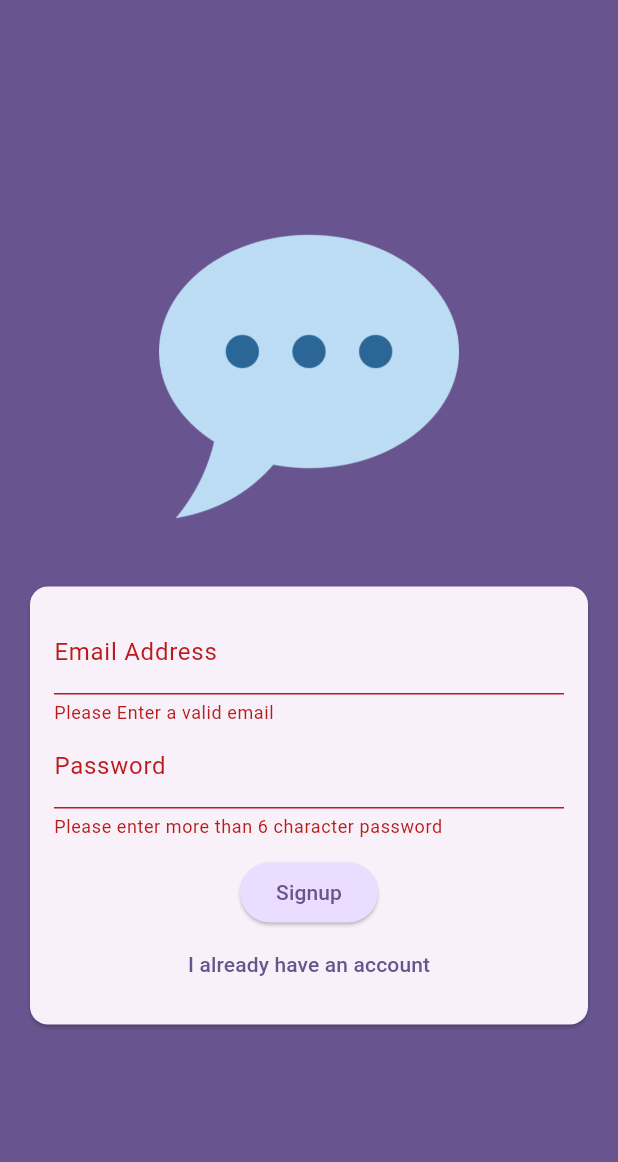
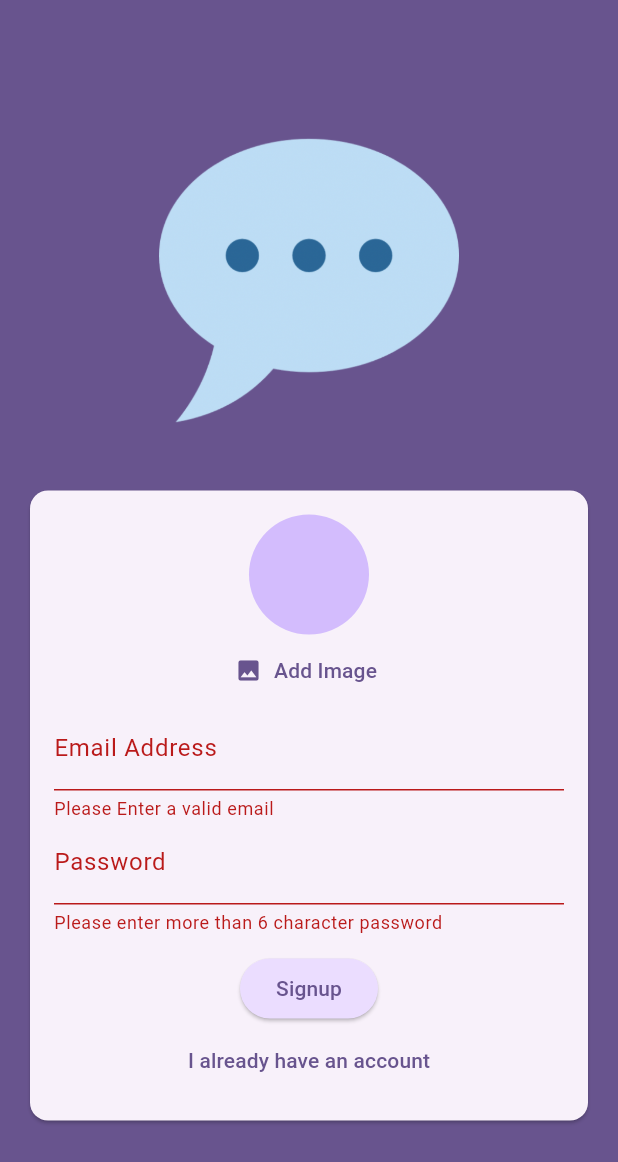
Before and after one commit to Raghav-995/Chat_App, a Flutter app: the screen it shows after launch, after a tap on "Login", after a tap on "Create an Account", on a phone screen of 412 x 824 dp. Shown: the top 1162 px of the screen. Run offline on Flutter 3.47's test engine with Material 3 defaults, Android fonts, the phone set to English and light mode, and no system bars; our stand-ins replace firebase_auth, firebase_core, firebase_storage, image_picker; accounts and stored records are empty.

Commit message:
adding firebase_storage and Image_picker

```diff
--- a/lib/screens/auth.dart
+++ b/lib/screens/auth.dart
@@ -1,4 +1,8 @@
+import 'dart:io';
+
+import 'package:chatapp/widgets/user_image_picker.dart';
 import 'package:firebase_auth/firebase_auth.dart';
+import 'package:firebase_storage/firebase_storage.dart';
 import 'package:flutter/material.dart';
 
 final _firebase = FirebaseAuth.instance;
@@ -13,16 +17,21 @@ class _AuthScreenState extends State<AuthScreen> {
   var _isLogin = true;
   var _enteredEmail = '';
   var _enteredPassword = '';
+  File? _selectedImage;
+  var _isAuthenticating = false;
 
   final _form = GlobalKey<FormState>();
   void _submit() async {
     var isValid = _form.currentState!.validate();
 
-    if (!isValid) {
+    if (!isValid || !_isLogin || _selectedImage == null) {
       return;
     }
     _form.currentState!.save();
     try {
+      setState(() {
+        _isAuthenticating = true;
+      });
       if (_isLogin) {
         final userCredentials = await _firebase.signInWithEmailAndPassword(
             email: _enteredEmail, password: _enteredPassword);
@@ -30,13 +39,20 @@ class _AuthScreenState extends State<AuthScreen> {
       } else {
         final userCredentials = await _firebase.createUserWithEmailAndPassword(
             email: _enteredEmail, password: _enteredPassword);
+        final imageStorage = FirebaseStorage.instance
+            .ref()
+            .child('User_Images')
+            .child('${userCredentials.user!.uid}.jpg');
+        await imageStorage.putFile(_selectedImage!);
+        final imageUrl = await imageStorage.getDownloadURL;
+        print(imageUrl);
         print(userCredentials);
       }
     } on FirebaseAuthMultiFactorException catch (error) {
       if (error.code == 'email-already-in-use') {}
       ScaffoldMessenger.of(context).clearSnackBars();
-      ScaffoldMessenger.of(context).showSnackBar(
-          SnackBar(content: Text(error.code ?? 'Authentication Failed')));
+      ScaffoldMessenger.of(context)
+          .showSnackBar(SnackBar(content: Text(error.code)));
     }
   }
 
@@ -65,6 +81,12 @@ class _AuthScreenState extends State<AuthScreen> {
                       child: Column(
                         mainAxisSize: MainAxisSize.min,
                         children: [
+                          if (!_isLogin)
+                            UserImagePicker(
+                              onPickedImage: (pickedImage) {
+                                _selectedImage = pickedImage;
+                              },
+                            ),
                           TextFormField(
                             decoration: const InputDecoration(
                                 labelText: 'Email Address'),
@@ -99,6 +121,8 @@ class _AuthScreenState extends State<AuthScreen> {
                             },
                           ),
                           const SizedBox(height: 12.0),
+                          if (_isAuthenticating) CircularProgressIndicator(),
+                          if (!_isAuthenticating)
                             ElevatedButton(
                                 style: ElevatedButton.styleFrom(
                                     backgroundColor: Theme.of(context)
@@ -106,6 +130,7 @@ class _AuthScreenState extends State<AuthScreen> {
                                         .primaryContainer),
                                 onPressed: _submit,
                                 child: Text(_isLogin ? 'Login' : 'Signup')),
+                          if (!_isAuthenticating)
                             TextButton(
                                 onPressed: () {
                                   setState(() {
--- /dev/null
+++ b/lib/widgets/user_image_picker.dart
@@ -0,0 +1,54 @@
+import 'dart:io';
+
+import 'package:flutter/material.dart';
+import 'package:image_picker/image_picker.dart';
+
+class UserImagePicker extends StatefulWidget {
+  const UserImagePicker({super.key, required this.onPickedImage});
+  final void Function(File pickedImage) onPickedImage;
+  @override
+  State<UserImagePicker> createState() => _UserImagePickerState();
+}
+
+class _UserImagePickerState extends State<UserImagePicker> {
+  File? _pickedImagePath;
+
+  void _selectImage() async {
+    final pickedImage = await ImagePicker().pickImage(
+      source: ImageSource.camera,
+      maxWidth: 30.0,
+      imageQuality: 50,
+    );
+    if (pickedImage == null) {
+      return;
+    }
+    setState(() {
+      _pickedImagePath = File(pickedImage.path);
+    });
+    widget.onPickedImage(_pickedImagePath!);
+  }
+
+  @override
+  Widget build(context) {
+    return Center(
+      child: Column(
+        children: [
+          CircleAvatar(
+            radius: 40.0,
+            backgroundColor: Theme.of(context).colorScheme.inversePrimary,
+            backgroundImage:
+                _pickedImagePath != null ? FileImage(_pickedImagePath!) : null,
+          ),
+          TextButton.icon(
+            onPressed: _selectImage,
+            label: Text(
+              'Add Image',
+              style: TextStyle(color: Theme.of(context).colorScheme.primary),
+            ),
+            icon: const Icon(Icons.image),
+          )
+        ],
+      ),
+    );
+  }
+}
--- a/pubspec.yaml
+++ b/pubspec.yaml
@@ -39,6 +39,7 @@ dependencies:
   firebase_auth: ^4.19.2
   firebase_storage: ^11.7.2
   image_picker: ^1.1.0
+  cloud_firestore: ^4.17.0
 
 dev_dependencies:
   flutter_test:
```
Also changed, not shown: pubspec.lock, 4 other files. Lines whose indentation alone changed are shown as unchanged.
